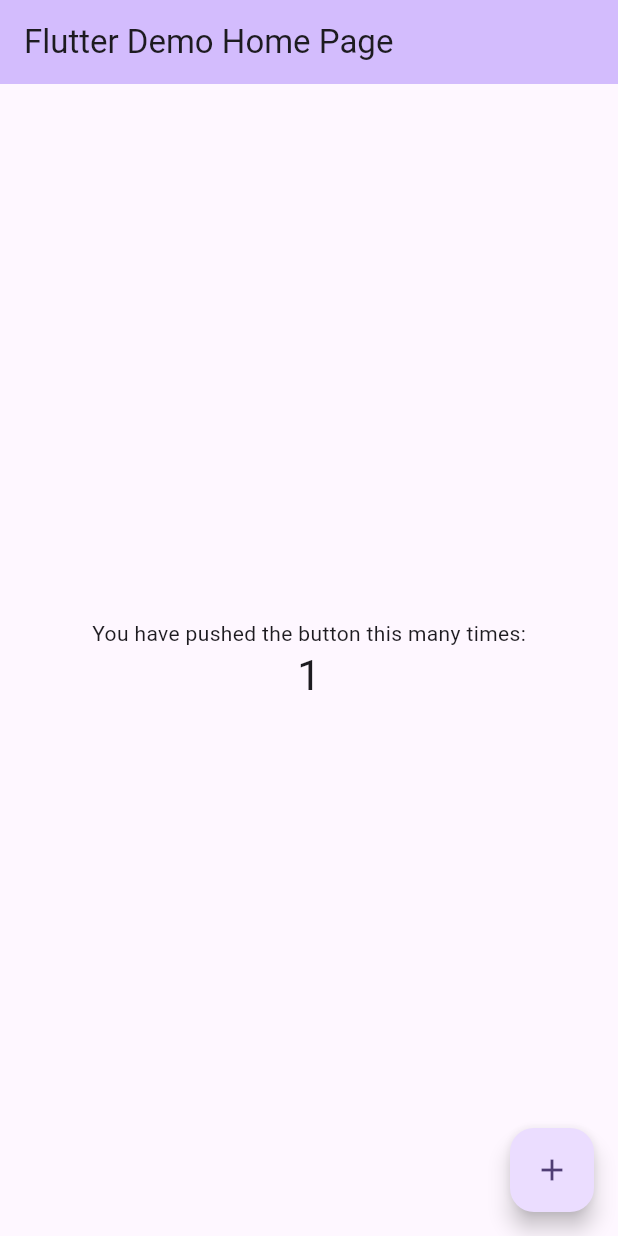
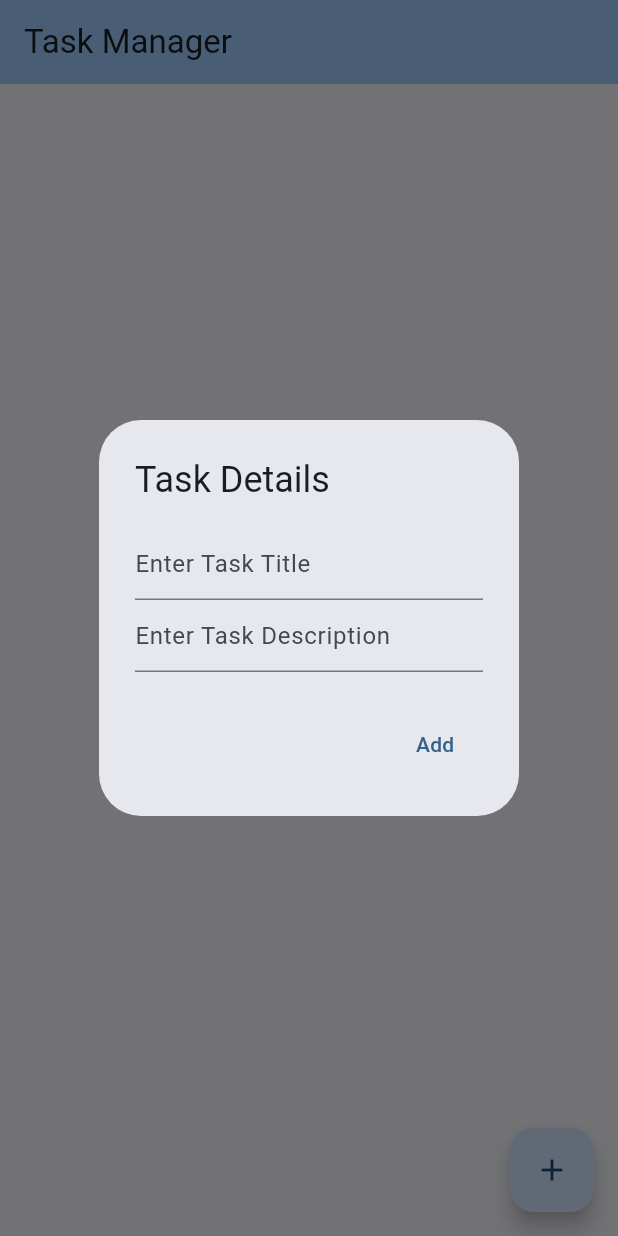
Before and after one commit to fernandocm9/MAD_cw3_task_manager, a Flutter app: the screen it shows after launch, after a tap on the "add" icon, on a phone screen of 412 x 824 dp. Run offline on Flutter 3.47's test engine with Material 3 defaults, Android fonts, the phone set to English and light mode, and no system bars.

Commit message:
added dialog box for adding tasks and its controllers. Also added function to delete task on long press

```diff
--- a/task_manager/lib/main.dart
+++ b/task_manager/lib/main.dart
@@ -1,4 +1,13 @@
 import 'package:flutter/material.dart';
+
+class Task {
+  int taskId;
+  String title;
+  String description;
+  bool isCompleted = false;
+
+  Task({required this.taskId, required this.title, required this.description, this.isCompleted = false});
+}
 
 void main() {
   runApp(const MyApp());
@@ -7,116 +16,128 @@ void main() {
 class MyApp extends StatelessWidget {
   const MyApp({super.key});
 
-  // This widget is the root of your application.
   @override
   Widget build(BuildContext context) {
     return MaterialApp(
       title: 'Flutter Demo',
       theme: ThemeData(
-        // This is the theme of your application.
-        //
-        // TRY THIS: Try running your application with "flutter run". You'll see
-        // the application has a purple toolbar. Then, without quitting the app,
-        // try changing the seedColor in the colorScheme below to Colors.green
-        // and then invoke "hot reload" (save your changes or press the "hot
-        // reload" button in a Flutter-supported IDE, or press "r" if you used
-        // the command line to start the app).
-        //
-        // Notice that the counter didn't reset back to zero; the application
-        // state is not lost during the reload. To reset the state, use hot
-        // restart instead.
-        //
-        // This works for code too, not just values: Most code changes can be
-        // tested with just a hot reload.
-        colorScheme: ColorScheme.fromSeed(seedColor: Colors.deepPurple),
+        colorScheme: ColorScheme.fromSeed(seedColor: Colors.blue),
       ),
-      home: const MyHomePage(title: 'Flutter Demo Home Page'),
+      home: const TaskListScreen(title: 'Task Manager'),
     );
   }
 }
 
-class MyHomePage extends StatefulWidget {
-  const MyHomePage({super.key, required this.title});
-
-  // This widget is the home page of your application. It is stateful, meaning
-  // that it has a State object (defined below) that contains fields that affect
-  // how it looks.
-
-  // This class is the configuration for the state. It holds the values (in this
-  // case the title) provided by the parent (in this case the App widget) and
-  // used by the build method of the State. Fields in a Widget subclass are
-  // always marked "final".
-
+class TaskListScreen extends StatefulWidget {
+  const TaskListScreen({super.key, required this.title});
   final String title;
 
   @override
-  State<MyHomePage> createState() => _MyHomePageState();
+  State<TaskListScreen> createState() => _TaskListScreen();
 }
 
-class _MyHomePageState extends State<MyHomePage> {
-  int _counter = 0;
+class _TaskListScreen extends State<TaskListScreen> {
+  late TextEditingController titleController;
+  late TextEditingController descController;
 
-  void _incrementCounter() {
-    setState(() {
-      // This call to setState tells the Flutter framework that something has
-      // changed in this State, which causes it to rerun the build method below
-      // so that the display can reflect the updated values. If we changed
-      // _counter without calling setState(), then the build method would not be
-      // called again, and so nothing would appear to happen.
-      _counter++;
-    });
+  @override
+  void initState() {
+    super.initState();
+    titleController = TextEditingController();
+    descController = TextEditingController();
   }
 
   @override
+  void dispose() {
+    titleController.dispose();
+    descController.dispose();
+    super.dispose();
+  }
+
+  List<Task> _taskList = [];
+  int _taskId = 0;
+
+  @override
   Widget build(BuildContext context) {
-    // This method is rerun every time setState is called, for instance as done
-    // by the _incrementCounter method above.
-    //
-    // The Flutter framework has been optimized to make rerunning build methods
-    // fast, so that you can just rebuild anything that needs updating rather
-    // than having to individually change instances of widgets.
     return Scaffold(
       appBar: AppBar(
-        // TRY THIS: Try changing the color here to a specific color (to
-        // Colors.amber, perhaps?) and trigger a hot reload to see the AppBar
-        // change color while the other colors stay the same.
         backgroundColor: Theme.of(context).colorScheme.inversePrimary,
-        // Here we take the value from the MyHomePage object that was created by
-        // the App.build method, and use it to set our appbar title.
         title: Text(widget.title),
       ),
       body: Center(
-        // Center is a layout widget. It takes a single child and positions it
-        // in the middle of the parent.
-        child: Column(
-          // Column is also a layout widget. It takes a list of children and
-          // arranges them vertically. By default, it sizes itself to fit its
-          // children horizontally, and tries to be as tall as its parent.
-          //
-          // Column has various properties to control how it sizes itself and
-          // how it positions its children. Here we use mainAxisAlignment to
-          // center the children vertically; the main axis here is the vertical
-          // axis because Columns are vertical (the cross axis would be
-          // horizontal).
-          //
-          // TRY THIS: Invoke "debug painting" (choose the "Toggle Debug Paint"
-          // action in the IDE, or press "p" in the console), to see the
-          // wireframe for each widget.
-          mainAxisAlignment: MainAxisAlignment.center,
-          children: <Widget>[
-            const Text('You have pushed the button this many times:'),
-            Text(
-              '$_counter',
-              style: Theme.of(context).textTheme.headlineMedium,
-            ),
-          ],
+        child: ListView.builder(
+          itemCount: _taskList.length,
+          itemBuilder: (context, index) {
+            final task = _taskList[index];
+            return ListTile(
+              title: Text(task.title),
+              subtitle: Text(task.description),
+              trailing: Checkbox(
+                value: task.isCompleted,
+                onChanged: (value) {
+                  setState(() {
+                    task.isCompleted = value!;
+                  });
+                },
+              ),
+              onLongPress: () {
+                setState(() {
+                  _taskList.removeAt(index);
+                });
+              },
+            );
+          },
         ),
       ),
       floatingActionButton: FloatingActionButton(
-        onPressed: _incrementCounter,
-        tooltip: 'Increment',
+        onPressed: () => _openDialog(),
         child: const Icon(Icons.add),
-      ), // This trailing comma makes auto-formatting nicer for build methods.
+      ),
     );
   }
+
+  Future<void> _openDialog() async {
+    final result = await showDialog<List<String>>(
+      context: context,
+      builder: (context) {
+        return AlertDialog(
+          title: const Text('Task Details'),
+          content: Column(
+            mainAxisSize: MainAxisSize.min,
+            children: [
+              TextField(
+                decoration: const InputDecoration(hintText: 'Enter Task Title'),
+                controller: titleController,
+              ),
+              TextField(
+                decoration: const InputDecoration(hintText: 'Enter Task Description'),
+                controller: descController,
+              ),
+            ],
+          ),
+          actions: [
+            TextButton(
+              onPressed: () {
+                if (titleController.text.isNotEmpty && descController.text.isNotEmpty) {
+                  Navigator.of(context).pop([titleController.text, descController.text]);
+                }
+              },
+              child: const Text('Add'),
+            ),
+          ],
+        );
+      },
+    );
+
+    if (result != null && result.length == 2) {
+      setState(() {
+        _taskId++;
+        _taskList.add(Task(
+          taskId: _taskId,
+          title: result[0],
+          description: result[1],
+        ));
+      });
+    }
+  }
 }
```
